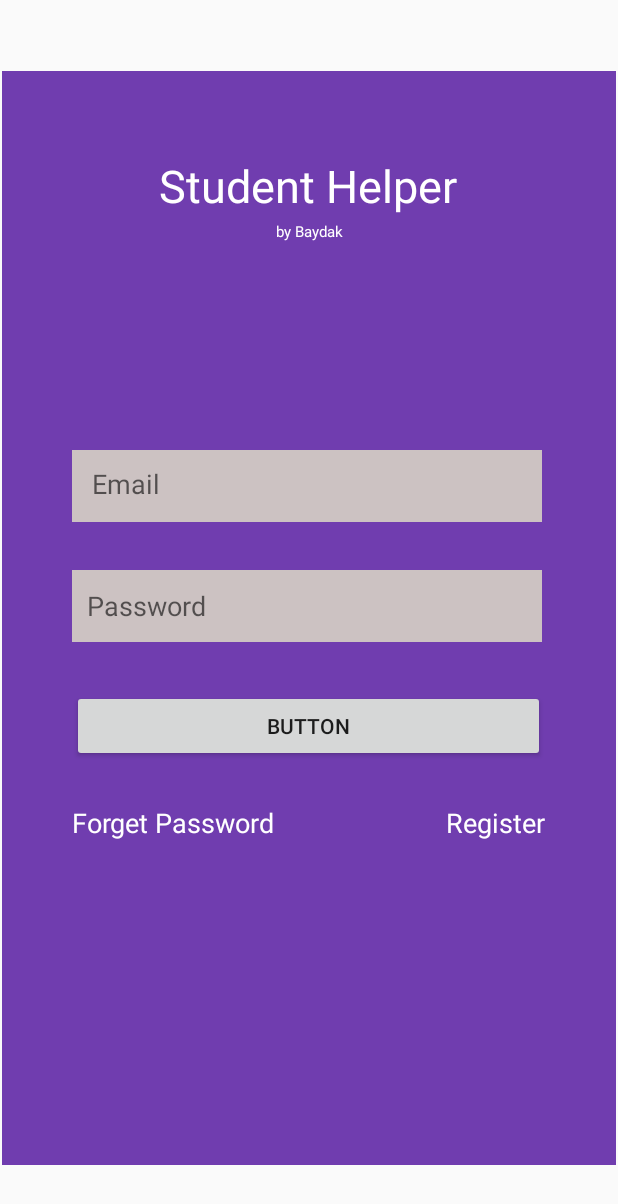
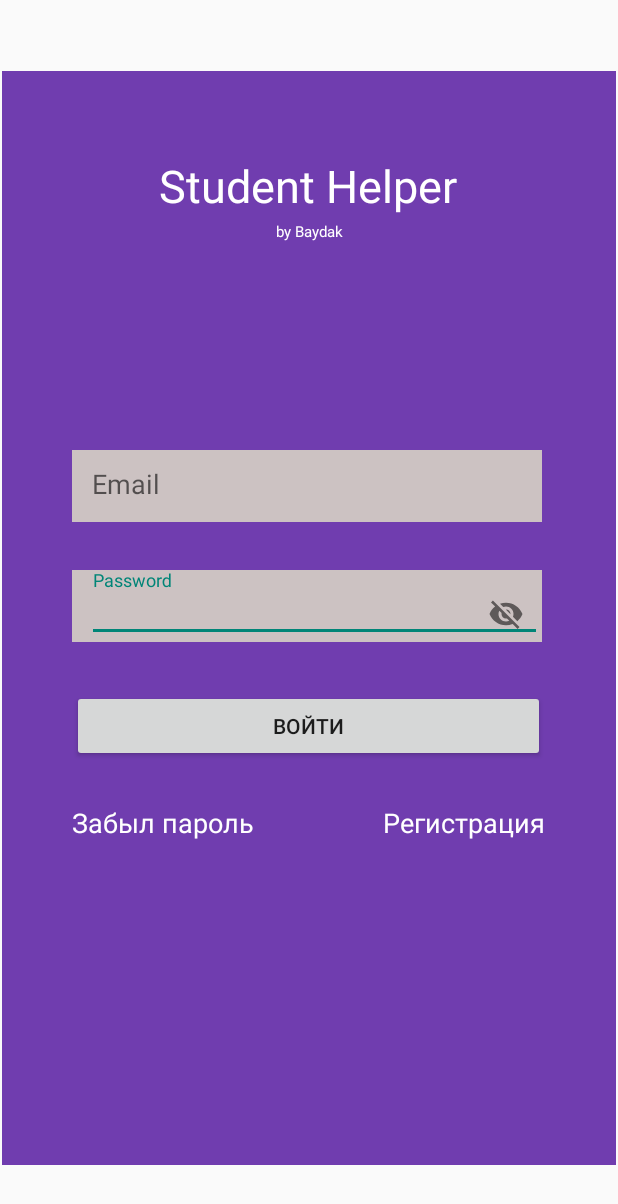
Before and after one commit to baydachok/Mirea_Application, an Android app: the screen it shows after launch (MainActivity), on a phone screen of 412 x 824 dp. Shown: the top 1204 px of the screen. Run offline under Robolectric (Android 15) with nearby library versions, the phone set to English and light mode, and no system bars; our stand-ins replace Firebase (no records; nobody signed in at launch, a user with empty details on screens opened directly); 1 statement that could not run was skipped.

Commit message:
Исправлен баг чата, добавлена кастомная кнопка password, доделать код

```diff
--- a/app/src/main/java/com/example/mirea_application/Fragment_anonymousChat.java
+++ b/app/src/main/java/com/example/mirea_application/Fragment_anonymousChat.java
@@ -15,13 +15,11 @@ import android.widget.Button;
 import android.widget.EditText;
 import android.widget.Toast;
 
-import com.google.firebase.auth.FirebaseAuth;
 import com.google.firebase.database.ChildEventListener;
 import com.google.firebase.database.DataSnapshot;
 import com.google.firebase.database.DatabaseError;
 import com.google.firebase.database.DatabaseReference;
 import com.google.firebase.database.FirebaseDatabase;
-import com.google.firebase.database.ValueEventListener;
 
 import java.util.ArrayList;
 
@@ -58,7 +56,7 @@ public class Fragment_anonymousChat extends Fragment {
 
         mMessagesRecycler.setLayoutManager(new LinearLayoutManager(getActivity()));
 
-        DataAdapter dataAdapter = new DataAdapter(getActivity(),messages);
+        MyAdapter dataAdapter = new MyAdapter(getActivity(),messages);
         mMessagesRecycler.setAdapter(dataAdapter);
 
         mSendButton.setOnClickListener(new View.OnClickListener() {
--- a/app/src/main/java/com/example/mirea_application/Fragment_login.java
+++ b/app/src/main/java/com/example/mirea_application/Fragment_login.java
@@ -1,5 +1,7 @@
 package com.example.mirea_application;
 
+import android.content.Context;
+import android.content.SharedPreferences;
 import android.os.Bundle;
 
 import androidx.annotation.NonNull;
@@ -17,14 +19,23 @@ import android.widget.Toast;
 
 import com.google.android.gms.tasks.OnCompleteListener;
 import com.google.android.gms.tasks.Task;
+import com.google.android.material.textfield.TextInputEditText;
 import com.google.firebase.auth.AuthResult;
 import com.google.firebase.auth.FirebaseAuth;
 import com.google.firebase.auth.FirebaseUser;
 
 import org.w3c.dom.Text;
 
+import java.nio.charset.StandardCharsets;
+
 
 public class Fragment_login extends Fragment implements View.OnClickListener {
+    private final String save_email = "save_email";
+    private final String save_password = "save_password";
+
+    private SharedPreferences prefEmail;
+    private SharedPreferences prefPass;
+
     private TextView registerLogin, forgotPassword;
 
     private EditText editTextEmail, editTextPassword;
@@ -50,21 +61,26 @@ public class Fragment_login extends Fragment implements View.OnClickListener {
                              Bundle savedInstanceState) {
         View view  = inflater.inflate(R.layout.fragment_login, container, false);
 
-        registerLogin  = (TextView) view.findViewById(R.id.login_register);
+        prefEmail = getActivity().getSharedPreferences("test", Context.MODE_PRIVATE);
+
         forgotPassword = (TextView) view.findViewById(R.id.login_forget_password);
         forgotPassword.setOnClickListener(this);
 
         editTextEmail = (EditText) view.findViewById(R.id.login_email);
-        editTextPassword = (EditText) view.findViewById(R.id.login_password);
+        editTextPassword = view.findViewById(R.id.login_password);
 
         signIn = (Button) view.findViewById(R.id.login_signIn);
         signIn.setOnClickListener(this);
 
         progressBar = (ProgressBar) view.findViewById(R.id.login_progressBar);
 
+        registerLogin = (TextView) view.findViewById(R.id.login_register) ;
         registerLogin.setOnClickListener(this);
 
         mAuth = FirebaseAuth.getInstance();
+
+        editTextEmail.setText(prefEmail.getString(save_email,""));
+
 
         return view;
     }
@@ -111,6 +127,10 @@ public class Fragment_login extends Fragment implements View.OnClickListener {
             return;
         }
 
+        SharedPreferences.Editor emailknow = prefEmail.edit();
+        emailknow.putString(save_email, email);
+        emailknow.apply();
+
         progressBar.setVisibility(View.VISIBLE);
 
         mAuth.signInWithEmailAndPassword(email,password).addOnCompleteListener(new OnCompleteListener<AuthResult>() {
@@ -145,4 +165,5 @@ public class Fragment_login extends Fragment implements View.OnClickListener {
                 .addToBackStack(null)
                 .commit();
     }
+
 }
--- a/app/src/main/java/com/example/mirea_application/Fragment_profile.java
+++ b/app/src/main/java/com/example/mirea_application/Fragment_profile.java
@@ -58,7 +58,7 @@ public class Fragment_profile extends Fragment {
         menu.setOnClickListener(new View.OnClickListener() {
             @Override
             public void onClick(View v) {
-                loadFragment(new Fragment_menu1(), "menu");
+                loadFragment(new Fragment_menu(), "menu");
             }
         });
 
--- a/app/src/main/java/com/example/mirea_application/DataAdapter.java
+++ b/app/src/main/java/com/example/mirea_application/MyAdapter.java
@@ -11,13 +11,13 @@ import androidx.recyclerview.widget.RecyclerView;
 import java.util.ArrayList;
 import java.util.ResourceBundle;
 
-public class DataAdapter extends RecyclerView.Adapter<ViewHolder> {
+public class MyAdapter extends RecyclerView.Adapter<ViewHolder> {
 
     ArrayList<String> messages;
 
     LayoutInflater inflater;
 
-    public DataAdapter(Context context, ArrayList<String> messages) {
+    public MyAdapter(Context context, ArrayList<String> messages) {
         this.messages = messages;
         this.inflater = LayoutInflater.from(context);
     }
@@ -28,7 +28,7 @@ public class DataAdapter extends RecyclerView.Adapter<ViewHolder> {
 
         View view = inflater.inflate(R.layout.item_message,parent,false);
 
-        return null;
+        return new ViewHolder(view);
     }
 
     @Override
--- a/app/src/main/res/layout/fragment_anonymous_chat.xml
+++ b/app/src/main/res/layout/fragment_anonymous_chat.xml
@@ -24,11 +24,13 @@
             android:layout_height="wrap_content"
             android:hint="@string/edit_text_hint"
             android:minHeight="48dp" />
+
         <Button
+            android:id="@+id/send_message_button"
             android:layout_width="match_parent"
             android:layout_height="wrap_content"
-            android:id="@+id/send_message_button"
-            android:text="@string/send_button_name"/>
+            android:background="#5E35B1"
+            android:text="@string/send_button_name" />
     </LinearLayout>
 
 
--- a/app/src/main/res/layout/fragment_forgot_password.xml
+++ b/app/src/main/res/layout/fragment_forgot_password.xml
@@ -38,7 +38,7 @@
         android:layout_width="349dp"
         android:layout_height="55dp"
         android:layout_marginTop="36dp"
-        android:text="Reset PASSWORD"
+        android:text="Сбросить пароль"
         app:layout_constraintEnd_toEndOf="parent"
         app:layout_constraintStart_toStartOf="parent"
         app:layout_constraintTop_toBottomOf="@+id/forgetPassword_email" />
@@ -53,7 +53,7 @@
         android:background="#CCC2C2"
         android:elegantTextHeight="false"
         android:ems="10"
-        android:hint="Enter Your Email"
+        android:hint="Введите свою почту"
         android:inputType="textPassword"
         android:paddingLeft="10dp"
         app:layout_constraintEnd_toEndOf="parent"
--- a/app/src/main/res/layout/fragment_login.xml
+++ b/app/src/main/res/layout/fragment_login.xml
@@ -24,22 +24,32 @@
 
     <!-- android:drawableLeft="@drawable/icon_castle_in_register" -->
 
-    <EditText
+    <com.google.android.material.textfield.TextInputLayout
         android:id="@+id/login_password"
         android:layout_width="313dp"
         android:layout_height="48dp"
         android:layout_marginTop="32dp"
         android:background="#CCC2C2"
+        app:passwordToggleEnabled="true"
+        android:elegantTextHeight="false"
 
-
-        android:elegantTextHeight="false"
-        android:ems="10"
         android:hint="Password"
         android:inputType="textPassword"
         android:paddingLeft="10dp"
         app:layout_constraintEnd_toEndOf="@+id/login_email"
         app:layout_constraintStart_toStartOf="@+id/login_email"
-        app:layout_constraintTop_toBottomOf="@+id/login_email" />
+        app:layout_constraintTop_toBottomOf="@+id/login_email"
+        >
+
+        <com.google.android.material.textfield.TextInputEditText
+            android:layout_width="match_parent"
+            android:layout_height="match_parent"
+            android:ems="10"
+
+            tools:ignore="TouchTargetSizeCheck,TouchTargetSizeCheck" />
+    </com.google.android.material.textfield.TextInputLayout>
+
+
 
     <TextView
         android:id="@+id/login_cap"
@@ -75,7 +85,7 @@
         android:layout_width="315dp"
         android:layout_height="48dp"
         android:layout_marginTop="32dp"
-        android:text="Button"
+        android:text="Войти"
         app:layout_constraintEnd_toEndOf="@+id/login_password"
         app:layout_constraintHorizontal_bias="0.0"
         app:layout_constraintStart_toStartOf="@+id/login_password"
@@ -86,7 +96,7 @@
         android:layout_width="wrap_content"
         android:layout_height="wrap_content"
         android:layout_marginTop="28dp"
-        android:text="Forget Password"
+        android:text="Забыл пароль"
         android:textColor="#FFFFFF"
         android:textSize="18dp"
         app:layout_constraintStart_toStartOf="@+id/login_signIn"
@@ -97,11 +107,12 @@
         android:layout_width="wrap_content"
         android:layout_height="wrap_content"
         android:layout_marginTop="28dp"
-        android:text="Register"
+        android:clickable="true"
+        android:minHeight="48dp"
+        android:text="Регистрация"
         android:textColor="#FFFFFF"
+
         android:textSize="18dp"
-        android:clickable="true"
-
         app:layout_constraintEnd_toEndOf="@+id/login_signIn"
         app:layout_constraintTop_toBottomOf="@+id/login_signIn" />
 
@@ -119,4 +130,5 @@
 
 
 
+
 </androidx.constraintlayout.widget.ConstraintLayout>
--- a/app/src/main/res/layout/fragment_menu.xml
+++ b/app/src/main/res/layout/fragment_menu.xml
@@ -20,7 +20,7 @@
             android:layout_marginTop="100dp"
             android:layout_weight="1"
             android:background="#00BCD4"
-            android:text="anonymous chat"
+            android:text="Анонимный чат"
             android:textSize="20dp" />
 
         <Button
@@ -30,7 +30,7 @@
             android:layout_marginTop="40dp"
             android:layout_weight="1"
             android:background="#00BCD4"
-            android:text="Clever Watch"
+            android:text="Умные часы"
             android:textSize="20dp" />
     </LinearLayout>
 
--- a/app/src/main/res/layout/item_message.xml
+++ b/app/src/main/res/layout/item_message.xml
@@ -3,7 +3,7 @@
     xmlns:app="http://schemas.android.com/apk/res-auto"
     xmlns:tools="http://schemas.android.com/tools"
     android:layout_width="match_parent"
-    android:layout_height="match_parent">
+    android:layout_height="wrap_content">
 
     <androidx.cardview.widget.CardView
         android:id="@+id/cardView"
@@ -12,7 +12,8 @@
         android:layout_margin="5dp"
         android:padding="4dp"
         app:layout_constraintBottom_toTopOf="parent"
-        tools:layout_editor_absoluteX="5dp">
+        tools:layout_editor_absoluteX="5dp"
+        android:layout_marginLeft="5dp">
 
     </androidx.cardview.widget.CardView>
 
@@ -23,6 +24,7 @@
         android:layout_marginTop="4dp"
         android:text="myMessage"
         android:textSize="24dp"
+        android:layout_marginLeft="8dp"
         app:layout_constraintStart_toStartOf="parent"
         app:layout_constraintTop_toBottomOf="@+id/cardView" />
 
```
Also changed, not shown: app/src/main/res/Activity_cleverWatch/activity_main.xml (deleted, +0 -31 lines), app/src/main/res/layout/fragment_profile.xml (+4 -4 lines), app/src/main/res/layout/fragment_register.xml (+10 -9 lines).
